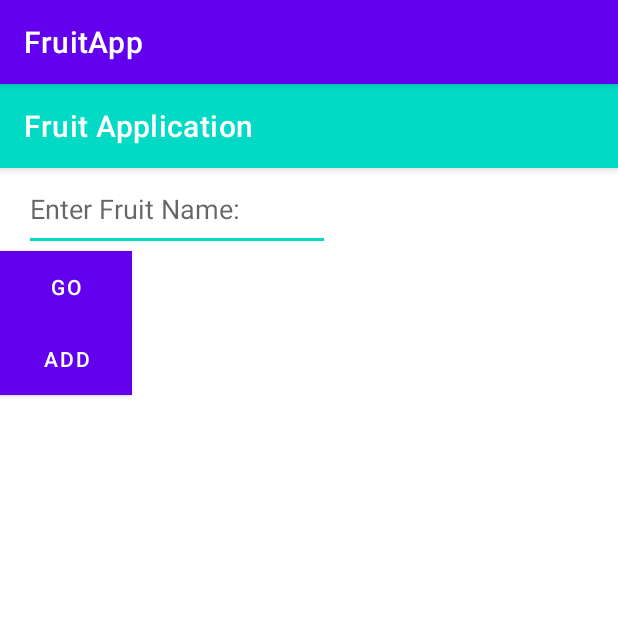
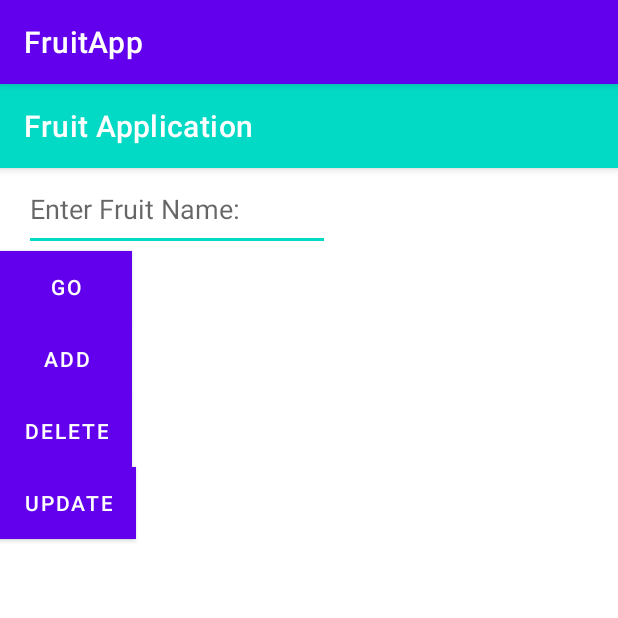
Before and after one commit to duyhq-zee/FruitApp, an Android app: the screen it shows after launch (MainActivity), on a phone screen of 412 x 824 dp, the top half of it. Run offline under Robolectric (Android 15) with nearby library versions, the phone set to English and light mode, and no system bars; our stand-ins replace Volley.

Commit message:
PUT, DELETE

```diff
--- a/app/src/main/res/layout/activity_main.xml
+++ b/app/src/main/res/layout/activity_main.xml
@@ -62,6 +62,26 @@
             app:layout_constraintBaseline_toBaselineOf="@+id/go_btn"
             app:layout_constraintEnd_toEndOf="parent" />
 
+        <Button
+            android:id="@+id/delete_btn"
+            android:layout_width="wrap_content"
+            android:layout_height="wrap_content"
+            android:layout_marginEnd="0dp"
+            android:background="@color/cardview_light_background"
+            android:text="DELETE"
+            app:layout_constraintBaseline_toBaselineOf="@+id/go_btn"
+            app:layout_constraintEnd_toEndOf="parent" />
+
+        <Button
+            android:id="@+id/update_btn"
+            android:layout_width="wrap_content"
+            android:layout_height="wrap_content"
+            android:layout_marginEnd="0dp"
+            android:background="@color/cardview_light_background"
+            android:text="UPDATE"
+            app:layout_constraintBaseline_toBaselineOf="@+id/go_btn"
+            app:layout_constraintEnd_toEndOf="parent" />
+
         <androidx.recyclerview.widget.RecyclerView
             android:id="@+id/recycler_view"
             android:layout_width="match_parent"
```
Also changed, not shown: app/src/main/java/com/example/fruitapp/MainActivity.java (+99 -16 lines).
